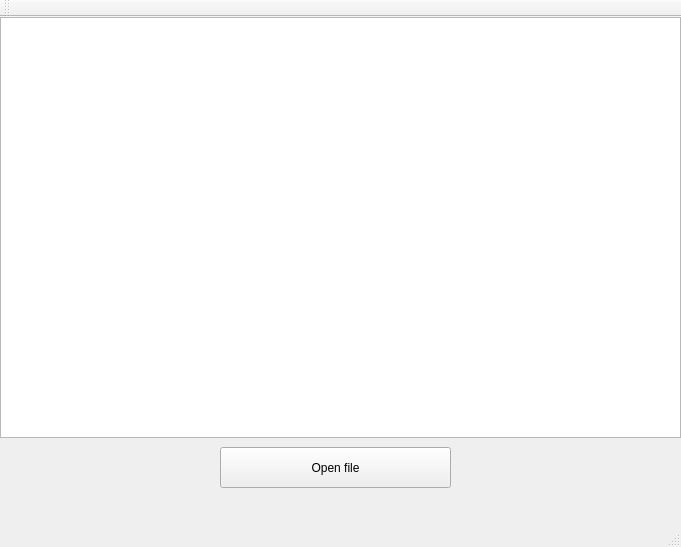
First picture: the form in etapa1/mainwindow.ui, repository Burinson/Circle-detection, before the edit.
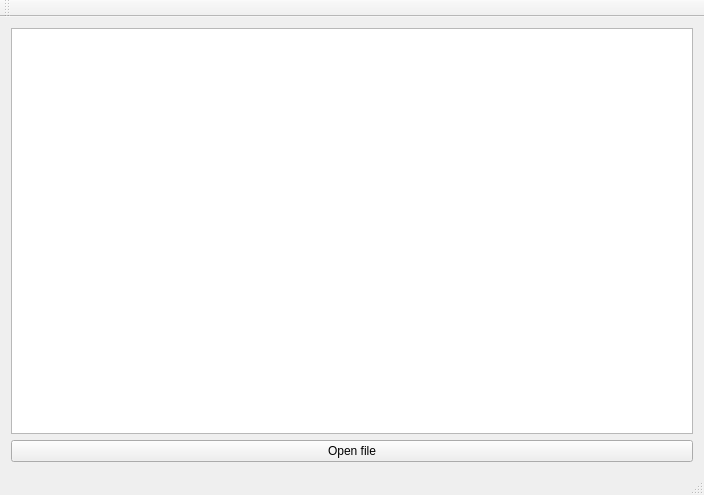
Second picture: the form after the edit.

The edit to the form file:
```diff
--- a/etapa1/mainwindow.ui
+++ b/etapa1/mainwindow.ui
@@ -6,37 +6,26 @@
    <rect>
     <x>0</x>
     <y>0</y>
-    <width>681</width>
-    <height>547</height>
+    <width>704</width>
+    <height>495</height>
    </rect>
   </property>
   <property name="windowTitle">
    <string>MainWindow</string>
   </property>
   <widget class="QWidget" name="centralWidget">
+   <layout class="QGridLayout" name="gridLayout">
+    <item row="0" column="0">
+     <widget class="QGraphicsView" name="graphicsView"/>
+    </item>
+    <item row="1" column="0">
    <widget class="QPushButton" name="openFile">
-    <property name="geometry">
-     <rect>
-      <x>220</x>
-      <y>430</y>
-      <width>231</width>
-      <height>41</height>
-     </rect>
-    </property>
     <property name="text">
      <string>Open file</string>
     </property>
    </widget>
-   <widget class="QGraphicsView" name="graphicsView">
-    <property name="geometry">
-     <rect>
-      <x>0</x>
-      <y>0</y>
-      <width>681</width>
-      <height>421</height>
-     </rect>
-    </property>
-   </widget>
+    </item>
+   </layout>
   </widget>
   <widget class="QMenuBar" name="menuBar">
    <property name="geometry">
```
Left out of the diff: 2 changed lines with no effect on the pictures. Lines whose indentation alone changed are shown as unchanged.
